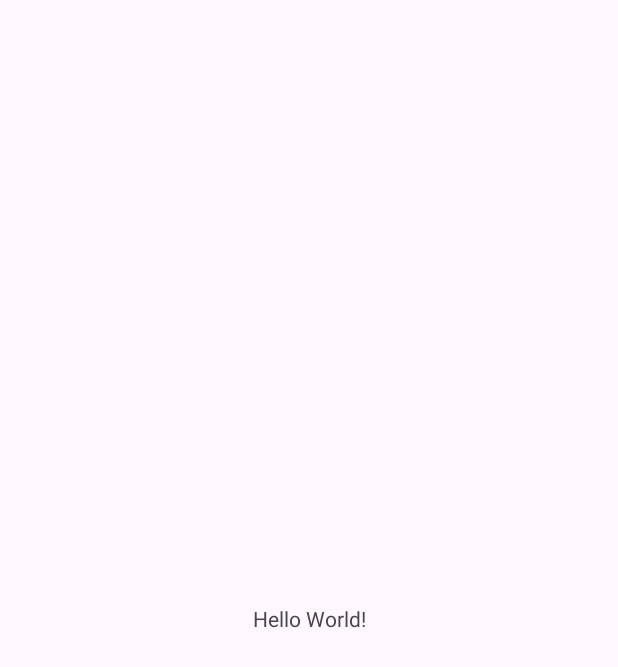
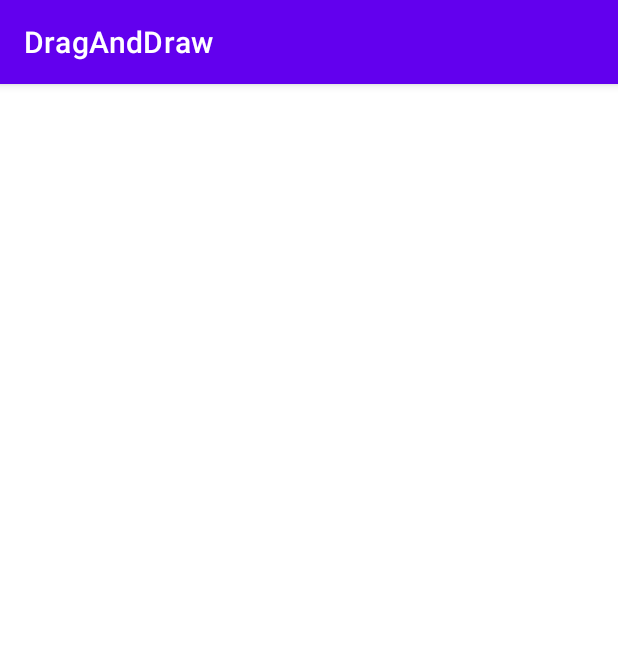
Before and after one commit to jpd-msoe-bnr-text/DragAndDraw, an Android app: the screen it shows after launch (MainActivity), on a phone screen of 412 x 824 dp. Before the commit the part shown is almost empty. Shown: the top 667 px of the screen. Run offline under Robolectric (Android 15) with nearby library versions, the phone set to English and light mode, and no system bars.

Commit message:
Chapter 24 - page 269 after listing 24.2 - added main activity, custom BoxDrawingView, updated theme and colors - not mentioned in book - to match their presentation (app bar and purple overall color)

```diff
--- /dev/null
+++ b/app/src/main/java/edu/msoe/demastri/draganddraw/BoxDrawingView.kt
@@ -0,0 +1,12 @@
+package edu.msoe.demastri.draganddraw
+
+import android.content.Context
+import android.util.AttributeSet
+import android.view.View
+
+class BoxDrawingView(
+    context: Context,
+    attrs: AttributeSet? = null
+) : View(context, attrs) {
+
+}
--- a/app/src/main/res/layout/activity_main.xml
+++ b/app/src/main/res/layout/activity_main.xml
@@ -1,18 +1,5 @@
 <?xml version="1.0" encoding="utf-8"?>
-<androidx.constraintlayout.widget.ConstraintLayout xmlns:android="http://schemas.android.com/apk/res/android"
-    xmlns:app="http://schemas.android.com/apk/res-auto"
-    xmlns:tools="http://schemas.android.com/tools"
+<edu.msoe.demastri.draganddraw.BoxDrawingView
+    xmlns:android="http://schemas.android.com/apk/res/android"
     android:layout_width="match_parent"
-    android:layout_height="match_parent"
-    tools:context=".MainActivity">
-
-    <TextView
-        android:layout_width="wrap_content"
-        android:layout_height="wrap_content"
-        android:text="Hello World!"
-        app:layout_constraintBottom_toBottomOf="parent"
-        app:layout_constraintEnd_toEndOf="parent"
-        app:layout_constraintStart_toStartOf="parent"
-        app:layout_constraintTop_toTopOf="parent" />
-
-</androidx.constraintlayout.widget.ConstraintLayout>
+    android:layout_height="match_parent" />
--- a/app/src/main/res/values/colors.xml
+++ b/app/src/main/res/values/colors.xml
@@ -1,5 +1,10 @@
 <?xml version="1.0" encoding="utf-8"?>
 <resources>
+    <color name="purple_200">#FFBB86FC</color>
+    <color name="purple_500">#FF6200EE</color>
+    <color name="purple_700">#FF3700B3</color>
+    <color name="teal_200">#FF03DAC5</color>
+    <color name="teal_700">#FF018786</color>
     <color name="black">#FF000000</color>
     <color name="white">#FFFFFFFF</color>
 </resources>
--- a/app/src/main/res/values/themes.xml
+++ b/app/src/main/res/values/themes.xml
@@ -1,8 +1,17 @@
 <resources xmlns:tools="http://schemas.android.com/tools">
     <!-- Base application theme. -->
-    <style name="Base.Theme.DragAndDraw" parent="Theme.Material3.DayNight.NoActionBar">
-        <!-- Customize your light theme here. -->
-        <!-- <item name="colorPrimary">@color/my_light_primary</item> -->
+    <style name="Base.Theme.DragAndDraw" parent="Theme.MaterialComponents.DayNight.DarkActionBar">
+        <!-- Primary brand color. -->
+        <item name="colorPrimary">@color/purple_500</item>
+        <item name="colorPrimaryVariant">@color/purple_700</item>
+        <item name="colorOnPrimary">@color/white</item>
+        <!-- Secondary brand color. -->
+        <item name="colorSecondary">@color/teal_200</item>
+        <item name="colorSecondaryVariant">@color/teal_700</item>
+        <item name="colorOnSecondary">@color/black</item>
+        <!-- Status bar color. -->
+        <item name="android:statusBarColor">?attr/colorPrimaryVariant</item>
+        <!-- Customize your theme here. -->
     </style>
 
     <style name="Theme.DragAndDraw" parent="Base.Theme.DragAndDraw" />
```
